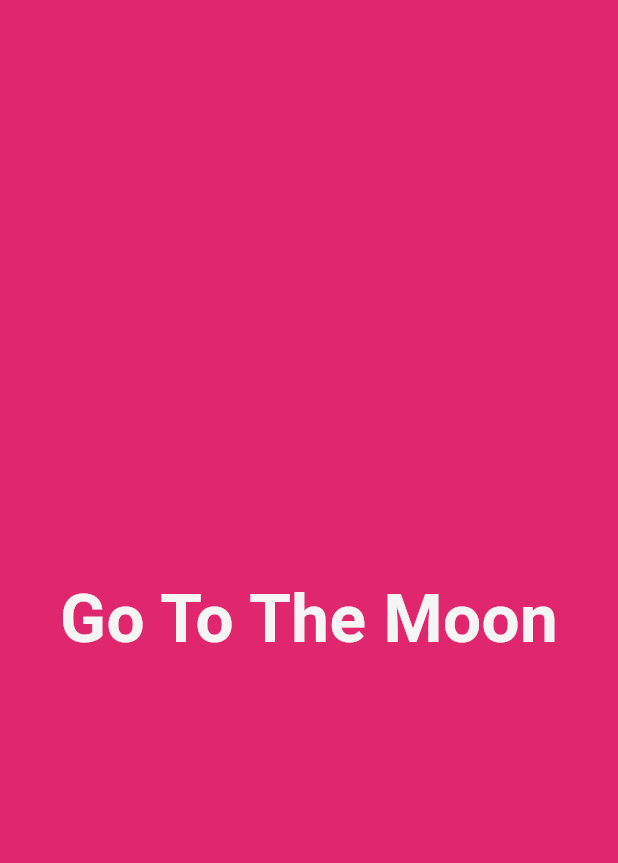
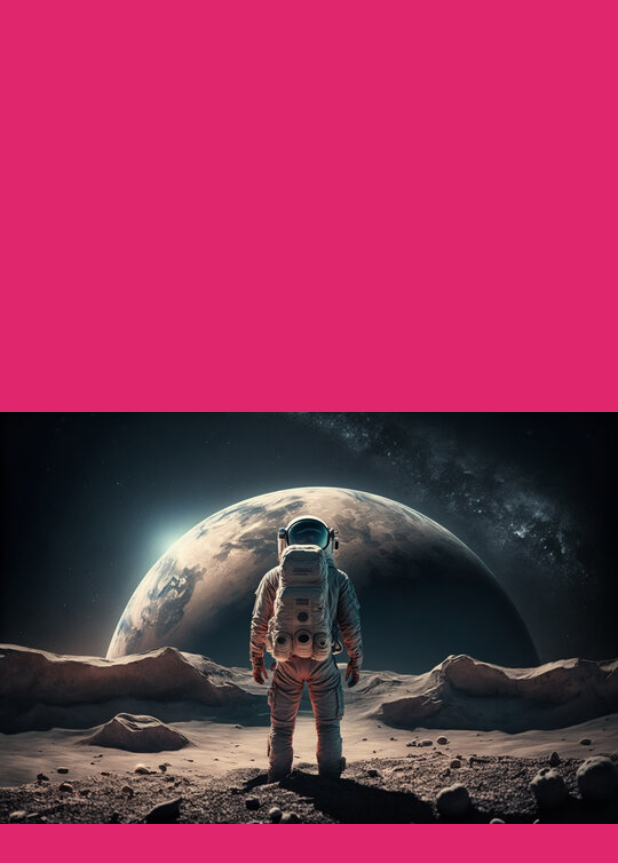
Before and after one commit to Mredul10/Go-To-The-Moon, a Flutter app: the screen it shows after launch, on a phone screen of 412 x 824 dp. Shown: the top 863 px of the screen. Run offline on Flutter 3.47's test engine with Material 3 defaults, Android fonts, the light colour scheme and no system bars.

Commit message:
Picture add

```diff
--- a/lib/pages/home_page.dart
+++ b/lib/pages/home_page.dart
@@ -7,7 +7,7 @@ class HomePage extends StatelessWidget {
   Widget build(BuildContext context) {
     return Scaffold(
       body: SafeArea(child: Container(
-        child: _textWidget() ,
+        child: _astronautImage() ,
       ),),
     );
   }
@@ -26,7 +26,7 @@ class HomePage extends StatelessWidget {
     return Container(
       decoration: const BoxDecoration(
         image: DecorationImage(
-          image: AssetImage('assets\images\moon.jpg'),
+          image: AssetImage('assets/images/moon.jpg'),
 
         ),
       ),
--- a/pubspec.yaml
+++ b/pubspec.yaml
@@ -59,8 +59,8 @@ flutter:
   uses-material-design: true
 
   # To add assets to your application, add an assets section, like this:
-  # assets:
-  #   - assets\images\moon.jpg
+  assets:
+    - assets/images/moon.jpg
 
 
   # An image asset can refer to one or more resolution-specific "variants", see
```
